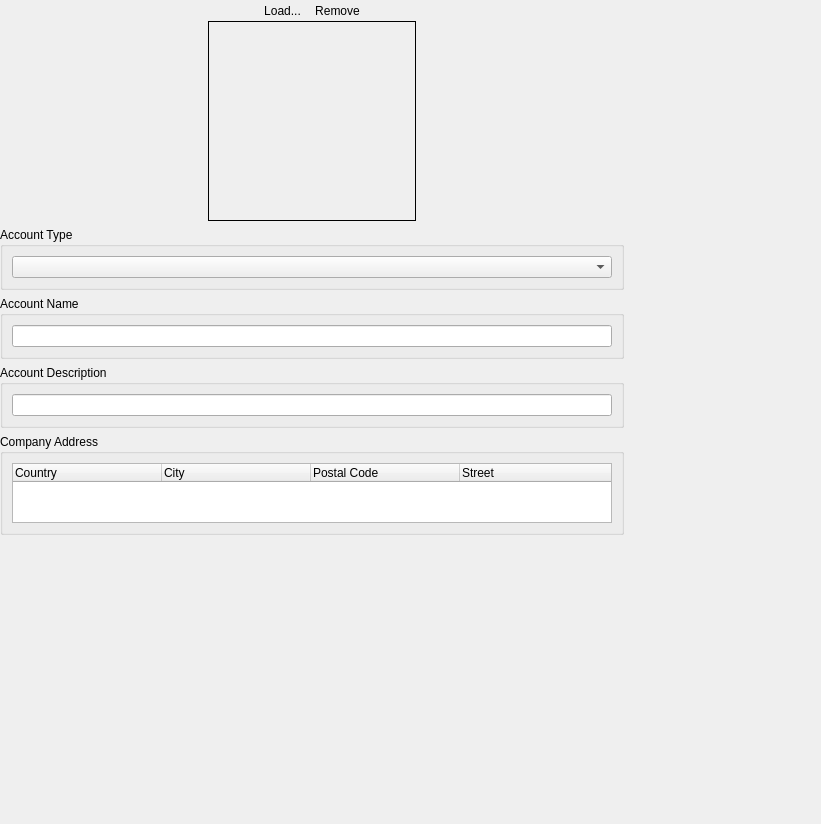
First picture: the form in Include/imtauthgui/CAccountInfoEditorComp.ui, repository ImagingTools/ImtCore, before the edit.
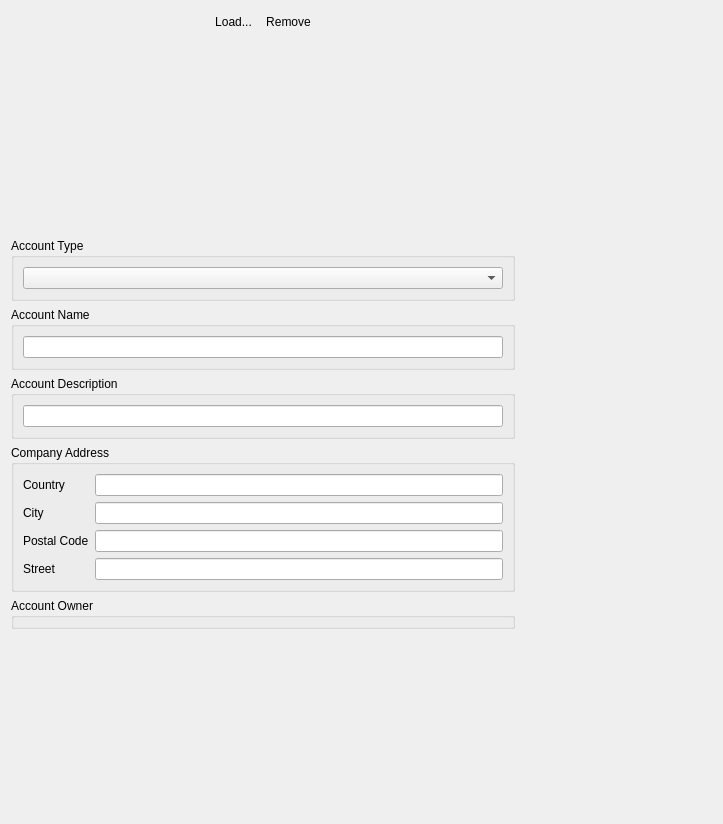
Second picture: the form after the edit. Icons and pictures are not drawn.

Patch:
```diff
--- a/Include/imtauthgui/CAccountInfoEditorComp.ui
+++ b/Include/imtauthgui/CAccountInfoEditorComp.ui
@@ -6,7 +6,7 @@
    <rect>
     <x>0</x>
     <y>0</y>
-    <width>821</width>
+    <width>723</width>
     <height>824</height>
    </rect>
   </property>
@@ -16,7 +16,37 @@
   <property name="styleSheet">
    <string notr="true"/>
   </property>
-  <layout class="QHBoxLayout" name="horizontalLayout_8" stretch="1,100">
+  <layout class="QHBoxLayout" name="horizontalLayout" stretch="1,1000">
+   <item>
+    <widget class="QScrollArea" name="scrollArea">
+     <property name="sizePolicy">
+      <sizepolicy hsizetype="Minimum" vsizetype="Expanding">
+       <horstretch>0</horstretch>
+       <verstretch>0</verstretch>
+      </sizepolicy>
+     </property>
+     <property name="frameShape">
+      <enum>QFrame::NoFrame</enum>
+     </property>
+     <property name="verticalScrollBarPolicy">
+      <enum>Qt::ScrollBarAlwaysOff</enum>
+     </property>
+     <property name="horizontalScrollBarPolicy">
+      <enum>Qt::ScrollBarAlwaysOff</enum>
+     </property>
+     <property name="widgetResizable">
+      <bool>true</bool>
+     </property>
+     <widget class="QWidget" name="scrollAreaWidgetContents">
+      <property name="geometry">
+       <rect>
+        <x>0</x>
+        <y>0</y>
+        <width>468</width>
+        <height>806</height>
+       </rect>
+      </property>
+      <layout class="QVBoxLayout" name="verticalLayout_6" stretch="1,1,1,1,1,1,1000">
    <property name="leftMargin">
     <number>0</number>
    </property>
@@ -29,8 +59,6 @@
    <property name="bottomMargin">
     <number>0</number>
    </property>
-   <item>
-    <layout class="QVBoxLayout" name="verticalLayout_3" stretch="1,1,1,1,1,1000">
      <item>
       <widget class="QWidget" name="OverviewFrame" native="true">
        <property name="sizePolicy">
@@ -186,12 +214,6 @@
               <height>200</height>
              </size>
             </property>
-            <property name="frameShape">
-             <enum>QFrame::Box</enum>
-            </property>
-            <property name="frameShadow">
-             <enum>QFrame::Plain</enum>
-            </property>
             <layout class="QVBoxLayout" name="verticalLayout_9">
              <property name="spacing">
               <number>0</number>
@@ -237,9 +259,15 @@
        <layout class="QVBoxLayout" name="verticalLayout_4">
         <item>
          <widget class="QComboBox" name="AccountTypeCombo">
+            <property name="sizePolicy">
+             <sizepolicy hsizetype="Preferred" vsizetype="Fixed">
+              <horstretch>0</horstretch>
+              <verstretch>0</verstretch>
+             </sizepolicy>
+            </property>
           <property name="minimumSize">
            <size>
-            <width>600</width>
+              <width>400</width>
             <height>0</height>
            </size>
           </property>
@@ -256,9 +284,15 @@
        <layout class="QVBoxLayout" name="verticalLayout_2">
         <item>
          <widget class="QLineEdit" name="AccountNameEdit">
+            <property name="sizePolicy">
+             <sizepolicy hsizetype="Preferred" vsizetype="Fixed">
+              <horstretch>0</horstretch>
+              <verstretch>0</verstretch>
+             </sizepolicy>
+            </property>
           <property name="minimumSize">
            <size>
-            <width>600</width>
+              <width>400</width>
             <height>0</height>
            </size>
           </property>
@@ -275,9 +309,15 @@
        <layout class="QVBoxLayout" name="verticalLayout_5">
         <item>
          <widget class="QLineEdit" name="AccountDescriptionEdit">
+            <property name="sizePolicy">
+             <sizepolicy hsizetype="Preferred" vsizetype="Fixed">
+              <horstretch>0</horstretch>
+              <verstretch>0</verstretch>
+             </sizepolicy>
+            </property>
           <property name="minimumSize">
            <size>
-            <width>600</width>
+              <width>400</width>
             <height>0</height>
            </size>
           </property>
@@ -287,74 +327,75 @@
       </widget>
      </item>
      <item>
-      <widget class="QGroupBox" name="AddressesGroup">
+        <widget class="QGroupBox" name="AddressGroup">
        <property name="title">
         <string>Company Address</string>
        </property>
-       <layout class="QVBoxLayout" name="verticalLayout_6">
-        <item>
-         <widget class="QTreeWidget" name="Addresses">
-          <property name="minimumSize">
-           <size>
-            <width>600</width>
-            <height>0</height>
-           </size>
-          </property>
-          <property name="maximumSize">
-           <size>
-            <width>16777215</width>
-            <height>60</height>
-           </size>
-          </property>
-          <property name="selectionMode">
-           <enum>QAbstractItemView::ExtendedSelection</enum>
-          </property>
-          <property name="indentation">
-           <number>0</number>
-          </property>
-          <attribute name="headerDefaultSectionSize">
-           <number>149</number>
-          </attribute>
-          <column>
+         <layout class="QFormLayout" name="formLayout">
+          <item row="0" column="0">
+           <widget class="QLabel" name="label">
            <property name="text">
             <string>Country</string>
            </property>
-          </column>
-          <column>
+           </widget>
+          </item>
+          <item row="0" column="1">
+           <widget class="QLineEdit" name="CountryEdit"/>
+          </item>
+          <item row="1" column="0">
+           <widget class="QLabel" name="label_2">
            <property name="text">
             <string>City</string>
            </property>
-          </column>
-          <column>
+           </widget>
+          </item>
+          <item row="1" column="1">
+           <widget class="QLineEdit" name="CityEdit"/>
+          </item>
+          <item row="2" column="0">
+           <widget class="QLabel" name="label_3">
            <property name="text">
             <string>Postal Code</string>
            </property>
-          </column>
-          <column>
+           </widget>
+          </item>
+          <item row="2" column="1">
+           <widget class="QLineEdit" name="PostalCodeEdit"/>
+          </item>
+          <item row="3" column="0">
+           <widget class="QLabel" name="label_4">
            <property name="text">
             <string>Street</string>
            </property>
-          </column>
-         </widget>
-        </item>
+           </widget>
+          </item>
+          <item row="3" column="1">
+           <widget class="QLineEdit" name="StreetEdit"/>
+          </item>
        </layout>
       </widget>
      </item>
      <item>
-      <spacer name="verticalSpacer">
-       <property name="orientation">
-        <enum>Qt::Vertical</enum>
-       </property>
-       <property name="sizeHint" stdset="0">
-        <size>
-         <width>20</width>
-         <height>40</height>
-        </size>
-       </property>
-      </spacer>
-     </item>
-    </layout>
-   </item>
+        <widget class="QGroupBox" name="AccountOwnerGroup">
+         <property name="title">
+          <string>Account Owner</string>
+         </property>
+         <layout class="QVBoxLayout" name="verticalLayout_3">
+          <property name="spacing">
+           <number>0</number>
+          </property>
+          <property name="leftMargin">
+           <number>0</number>
+          </property>
+          <property name="topMargin">
+           <number>0</number>
+          </property>
+          <property name="rightMargin">
+           <number>0</number>
+          </property>
+          <property name="bottomMargin">
+           <number>0</number>
+          </property>
    <item>
     <widget class="QStackedWidget" name="ContactStackedWidget">
      <property name="currentIndex">
@@ -453,6 +494,39 @@
       </layout>
      </widget>
     </widget>
+          </item>
+         </layout>
+        </widget>
+       </item>
+       <item>
+        <spacer name="verticalSpacer">
+         <property name="orientation">
+          <enum>Qt::Vertical</enum>
+         </property>
+         <property name="sizeHint" stdset="0">
+          <size>
+           <width>20</width>
+           <height>204</height>
+          </size>
+         </property>
+        </spacer>
+       </item>
+      </layout>
+     </widget>
+    </widget>
+   </item>
+   <item>
+    <spacer name="horizontalSpacer_3">
+     <property name="orientation">
+      <enum>Qt::Horizontal</enum>
+     </property>
+     <property name="sizeHint" stdset="0">
+      <size>
+       <width>141</width>
+       <height>20</height>
+      </size>
+     </property>
+    </spacer>
    </item>
   </layout>
  </widget>
```
Lines whose indentation alone changed are shown as unchanged.
